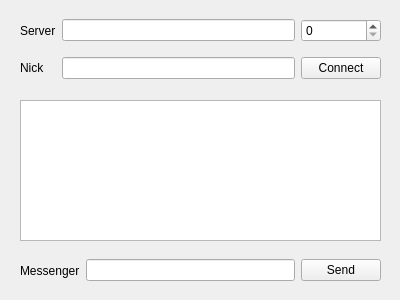
Above: chatclient.ui from danhmanh/c-project-hus before the change. Below: the same form after it.
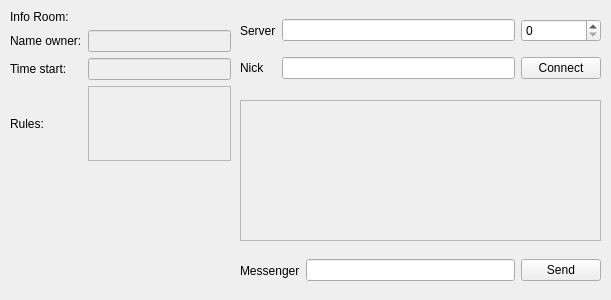
That is the form after the change.

Patch:
```diff
--- a/chatclient.ui
+++ b/chatclient.ui
@@ -6,7 +6,7 @@
    <rect>
     <x>0</x>
     <y>0</y>
-    <width>400</width>
+    <width>611</width>
     <height>300</height>
    </rect>
   </property>
@@ -16,7 +16,7 @@
   <widget class="QWidget" name="gridLayoutWidget">
    <property name="geometry">
     <rect>
-     <x>20</x>
+     <x>240</x>
      <y>10</y>
      <width>361</width>
      <height>80</height>
@@ -56,9 +56,12 @@
    </layout>
   </widget>
   <widget class="QTextEdit" name="textEditChat">
+   <property name="enabled">
+    <bool>false</bool>
+   </property>
    <property name="geometry">
     <rect>
-     <x>20</x>
+     <x>240</x>
      <y>100</y>
      <width>361</width>
      <height>141</height>
@@ -68,7 +71,7 @@
   <widget class="QWidget" name="horizontalLayoutWidget">
    <property name="geometry">
     <rect>
-     <x>20</x>
+     <x>240</x>
      <y>250</y>
      <width>361</width>
      <height>41</height>
@@ -94,6 +97,70 @@
     </item>
    </layout>
   </widget>
+  <widget class="QWidget" name="gridLayoutWidget_2">
+   <property name="geometry">
+    <rect>
+     <x>10</x>
+     <y>10</y>
+     <width>221</width>
+     <height>151</height>
+    </rect>
+   </property>
+   <layout class="QGridLayout" name="gridLayout_2">
+    <item row="3" column="0">
+     <widget class="QLabel" name="label_4">
+      <property name="text">
+       <string>Rules:</string>
+      </property>
+     </widget>
+    </item>
+    <item row="2" column="0">
+     <widget class="QLabel" name="label_3">
+      <property name="text">
+       <string>Time start:</string>
+      </property>
+     </widget>
+    </item>
+    <item row="1" column="0">
+     <widget class="QLabel" name="label_2">
+      <property name="text">
+       <string>Name owner:</string>
+      </property>
+     </widget>
+    </item>
+    <item row="0" column="0">
+     <widget class="QLabel" name="label">
+      <property name="text">
+       <string>Info Room:</string>
+      </property>
+     </widget>
+    </item>
+    <item row="1" column="1">
+     <widget class="QLineEdit" name="lineEditNameOwner">
+      <property name="enabled">
+       <bool>false</bool>
+      </property>
+     </widget>
+    </item>
+    <item row="2" column="1">
+     <widget class="QLineEdit" name="lineEditTimeStart">
+      <property name="enabled">
+       <bool>false</bool>
+      </property>
+     </widget>
+    </item>
+    <item row="3" column="1">
+     <widget class="QTextEdit" name="textEditRules">
+      <property name="enabled">
+       <bool>false</bool>
+      </property>
+      <property name="mouseTracking">
+       <bool>false</bool>
+      </property>
+     </widget>
+    </item>
+   </layout>
+  </widget>
  </widget>
  <resources/>
  <connections/>
```
